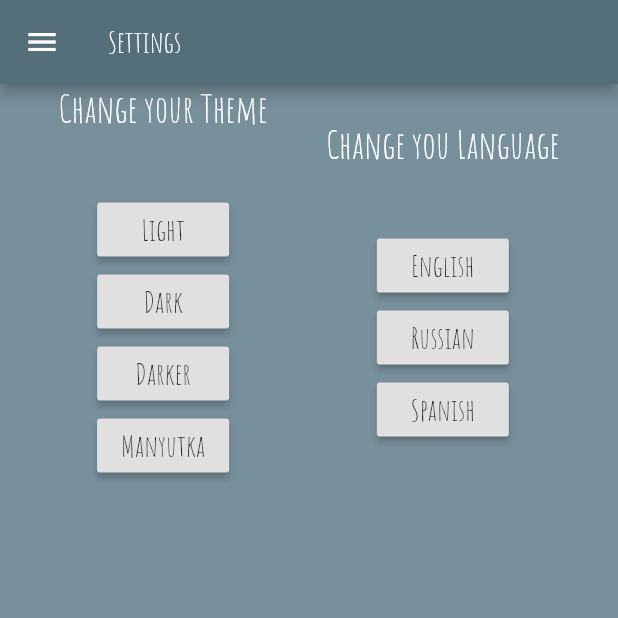
After one commit to OTanTalum/Filmster, a Flutter app: the SettingsPage screen opened directly, on a phone screen of 412 x 824 dp, the top half of it. The commit adds this screen. Run offline on Flutter 3.47's test engine with Material 2 defaults, Android fonts, the phone set to English and light mode, and no system bars; our stand-ins replace package_info, shared_preferences; missing offline and left inert: admob_flutter, dartpedia; accounts and stored records are empty; network calls fail.

Commit message:
add Manyutka style

```diff
--- /dev/null
+++ b/lib/page/settings_page.dart
@@ -0,0 +1,134 @@
+
+import 'dart:ui';
+
+import 'package:filmster/providers/settingsProvider.dart';
+import 'package:filmster/providers/themeProvider.dart';
+import 'package:filmster/setting/sharedPreferenced.dart';
+import 'package:filmster/setting/theme.dart';
+
+import 'package:filmster/widgets/drawer.dart';
+
+import 'package:flutter/cupertino.dart';
+import 'package:flutter/material.dart';
+import 'package:provider/provider.dart';
+
+class SettingsPage extends StatefulWidget {
+
+  @override
+  _SettingsPageState createState() => _SettingsPageState();
+}
+
+class _SettingsPageState extends State<SettingsPage> {
+  @override
+  void initState() {
+  }
+
+  @override
+  void dispose() {
+    super.dispose();
+  }
+
+  @override
+  Widget build(BuildContext context) {
+    return Scaffold(
+      backgroundColor:
+      Provider.of<ThemeProvider>(context).currentBackgroundColor,
+      appBar: AppBar(
+        title: Text(
+          'Settings',
+          style: TextStyle(
+            fontFamily: "AmaticSC",
+            fontSize: 20,
+          ),
+        ),
+      ),
+      drawer: DrawerMenu().build(context),
+      body: _buildBody(context),
+    );
+  }
+
+  Widget _buildBody(context){
+    return Column(
+      children: <Widget>[
+        Row(mainAxisAlignment: MainAxisAlignment.spaceEvenly,
+            children: [
+              Column(
+                  mainAxisAlignment: MainAxisAlignment.center,
+                  children: <Widget>[
+                    _buildTitle("Change your Theme"),
+                    SizedBox(
+                      height: 40,
+                    ),
+                    _buildThemeButton(MyThemeKeys.LIGHT, "Light"),
+                    _buildThemeButton(MyThemeKeys.DARK, "Dark"),
+                    _buildThemeButton(MyThemeKeys.DARKER, "Darker"),
+                    _buildThemeButton(MyThemeKeys.Manyutka, "Manyutka"),
+                  ]),
+              Column(
+                mainAxisAlignment: MainAxisAlignment.center,
+                children: <Widget>[
+                  _buildTitle("Change you Language",),
+                  SizedBox(height: 40,),
+                  _buildLanguageButton("us", "English"),
+                  _buildLanguageButton("ru", "Russian"),
+                  _buildLanguageButton("pt", "Spanish"),
+                ],
+              ),
+            ]),
+      ],
+    );
+  }
+
+  _buildLanguageButton (String languageCode, String languageName){
+    return RaisedButton(
+      onPressed: () async {
+        setState(() {
+          Provider.of<SettingsProvider>(context, listen: false)
+              .changeLanguage(languageCode);
+          Prefs().setStringPrefs('languageCode', languageCode);
+        });
+        await Provider.of<SettingsProvider>(context,
+            listen: false)
+            .getGanresSettings();
+      },
+      child: Text(
+        languageName,
+        style: TextStyle(
+            fontFamily: "AmaticSC",
+            fontSize: 20
+        ),
+      ),
+    );
+  }
+
+  _buildThemeButton(MyThemeKeys themeKey, String themeKeyName){
+    return RaisedButton(
+      onPressed: () {
+        Provider.of<ThemeProvider>(context, listen: false)
+            .changeTheme(context, themeKey);
+        Prefs().setStringPrefs('themeCode', themeKeyName);
+      },
+      child: Text(
+        themeKeyName,
+        style: TextStyle(
+            fontFamily: "AmaticSC",
+            fontSize: 20
+        ),
+      ),
+    );
+  }
+
+  _buildTitle(String titleText){
+    return Text(
+      titleText,
+      style: TextStyle(
+        fontFamily: "AmaticSC",
+        fontSize: 26,
+        color:
+        Provider.of<ThemeProvider>(context, listen: false)
+            .currentFontColor,
+      ),
+    );
+  }
+
+}
--- a/lib/setting/sharedPreferenced.dart
+++ b/lib/setting/sharedPreferenced.dart
@@ -10,6 +10,8 @@ class Prefs{
 
   hasString(String nameOfPrefs) async {
     SharedPreferences prefs = await SharedPreferences.getInstance();
+    print("prefs.containsKey(nameOfPrefs)");
+    print(prefs.containsKey(nameOfPrefs));
     return prefs.containsKey(nameOfPrefs);
   }
 
--- a/lib/setting/theme.dart
+++ b/lib/setting/theme.dart
@@ -2,7 +2,7 @@ import 'package:filmster/providers/themeProvider.dart';
 import 'package:flutter/material.dart';
 import 'package:provider/provider.dart';
 
-enum MyThemeKeys { LIGHT, DARK, DARKER }
+enum MyThemeKeys { LIGHT, DARK, DARKER, Manyutka }
 
 class MyThemes {
   static final ThemeData lightTheme = ThemeData(
@@ -18,6 +18,10 @@ class MyThemes {
 
   static final ThemeData darkerTheme = ThemeData(
     primaryColor: Colors.blueGrey[900],
+    brightness: Brightness.light,
+  );
+  static final ThemeData Manyutka = ThemeData(
+    primaryColor: Color(0xffffC488),
     brightness: Brightness.light,
   );
 
@@ -55,8 +59,21 @@ class MyThemes {
           );
           return darkerTheme;
         }
+      case MyThemeKeys.Manyutka:{
+        Provider.of<ThemeProvider>(context,listen: false).changeColor(
+          fontColor:Colors.black,
+          backgroundColor: Color(0xffffdab9),
+          mainColor:Colors.white,
+          acidColor:Colors.white,
+          secondaryColor: Color(0xffffC488),
+        );
+        return Manyutka;
+      }
       default:
         return lightTheme;
     }
   }
+
+
+
 }
--- a/pubspec.yaml
+++ b/pubspec.yaml
@@ -18,6 +18,8 @@ environment:
 
 dependencies:
   flutter:
+    sdk: flutter
+  flutter_localizations:
     sdk: flutter
 
   http: ^0.12.0+4
```
Also changed, not shown: lib/main.dart (+37 -86 lines), lib/page/films.dart (+4 -3 lines), lib/setting/adMob.dart (+0 -50 lines), lib/widgets/drawer.dart (+34 -17 lines), pubspec.lock.
